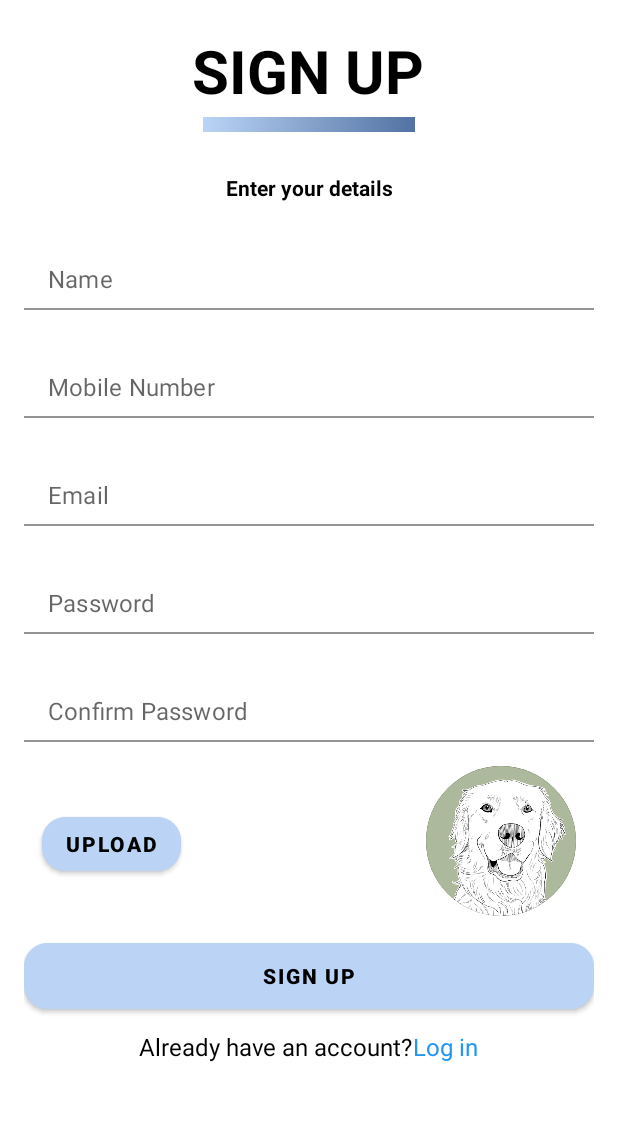
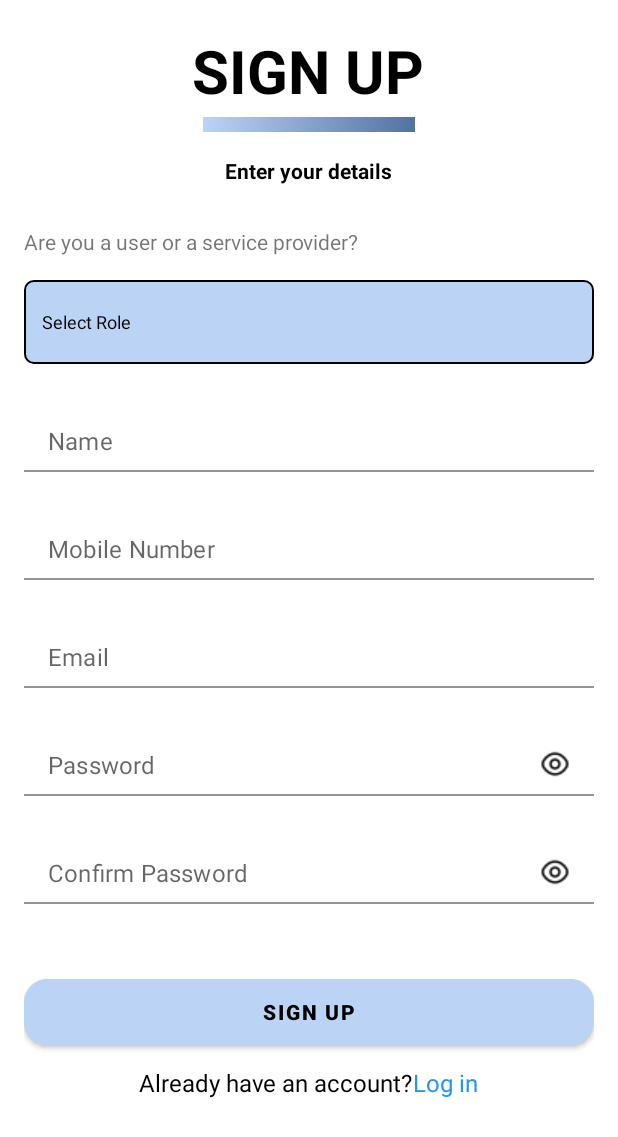
Before and after one commit to Paw-Fins/PawsAndFins, an Android app: the screen it shows after launch (MainActivity), after a tap on "Sign Up", on a phone screen of 412 x 824 dp. Shown: the top 1137 px of the screen. Run offline under Robolectric (Android 15) with nearby library versions, the phone set to English and light mode, and no system bars; our stand-ins replace Firebase (no records; nobody signed in at launch, a user with empty details on screens opened directly); pictures from the network do not load; 2 other taps on this screen came first.

Commit message:
Image upload seperated

```diff
--- a/app/src/main/res/layout/fragment_signup_screen.xml
+++ b/app/src/main/res/layout/fragment_signup_screen.xml
@@ -34,22 +34,50 @@
         app:layout_constraintTop_toBottomOf="@id/sign_in_title" />
 
     <!-- Description Text -->
+
+    <!-- Name TextField -->
+
     <TextView
         android:id="@+id/description"
         android:layout_width="wrap_content"
         android:layout_height="wrap_content"
-        android:layout_marginTop="27dp"
-        android:layout_marginBottom="16dp"
+        android:layout_marginTop="16dp"
         android:text="Enter your details"
         android:textColor="?attr/colorOnBackground"
         android:textStyle="bold"
-        app:layout_constraintBottom_toTopOf="@+id/name_input_layout"
         app:layout_constraintEnd_toEndOf="parent"
-        app:layout_constraintHorizontal_bias="0.501"
+        app:layout_constraintHorizontal_bias="0.498"
         app:layout_constraintStart_toStartOf="parent"
         app:layout_constraintTop_toBottomOf="@id/gradient_view" />
 
-    <!-- Name TextField -->
+    <TextView
+        android:id="@+id/textView"
+        android:layout_width="wrap_content"
+        android:layout_height="wrap_content"
+        android:layout_marginTop="28dp"
+        android:text="Are you a user or a service provider?"
+        app:layout_constraintEnd_toEndOf="parent"
+        app:layout_constraintHorizontal_bias="0.0"
+        app:layout_constraintStart_toStartOf="parent"
+        app:layout_constraintTop_toBottomOf="@+id/description" />
+
+    <Spinner
+            android:id="@+id/role_spinner"
+            android:layout_width="match_parent"
+            android:layout_height="wrap_content"
+            android:layout_marginTop="16dp"
+            android:layout_marginBottom="16dp"
+            android:background="@drawable/rounded_spinner_background"
+        android:textColor="#000000"
+            android:layout_alignParentStart="true"
+            android:dropDownVerticalOffset="65dp"
+            android:paddingVertical="4dp"
+            android:paddingHorizontal="4dp"
+        app:layout_constraintBottom_toTopOf="@+id/name_input_layout"
+        app:layout_constraintTop_toBottomOf="@+id/textView"
+        tools:layout_editor_absoluteX="16dp" />
+
+
     <com.google.android.material.textfield.TextInputLayout
         android:id="@+id/name_input_layout"
         android:layout_width="match_parent"
@@ -58,7 +86,8 @@
         app:boxBackgroundColor="@android:color/transparent"
         app:boxStrokeColor="@android:color/transparent"
         app:hintEnabled="false"
-        app:layout_constraintTop_toBottomOf="@id/description">
+        app:layout_constraintTop_toBottomOf="@+id/role_spinner"
+        tools:layout_editor_absoluteX="16dp">
 
         <com.google.android.material.textfield.TextInputEditText
             android:id="@+id/name_input"
@@ -89,6 +118,7 @@
             android:hint="Mobile Number"
             android:inputType="phone"
             android:textColor="?attr/colorOnBackground" />
+
     </com.google.android.material.textfield.TextInputLayout>
 
     <!-- Email TextField -->
@@ -130,7 +160,9 @@
             android:background="@android:color/transparent"
             android:hint="Password"
             android:inputType="textPassword"
+            android:drawableEnd="@drawable/open_eye"
             android:textColor="?attr/colorOnBackground" />
+
     </com.google.android.material.textfield.TextInputLayout>
 
     <!-- Confirm Password TextField -->
@@ -150,6 +182,7 @@
             android:layout_height="wrap_content"
             android:background="@android:color/transparent"
             android:hint="Confirm Password"
+            android:drawableEnd="@drawable/open_eye"
             android:inputType="textPassword"
             android:textColor="?attr/colorOnBackground" />
     </com.google.android.material.textfield.TextInputLayout>
@@ -162,39 +195,11 @@
 
     <!-- Sign Up Row -->
 
-    <Button
-        android:id="@+id/upload_image_button"
-        android:layout_width="wrap_content"
-        android:layout_height="wrap_content"
-        android:layout_marginStart="12dp"
-        android:layout_marginTop="44dp"
-        android:backgroundTint="?attr/buttonColor"
-        android:text="Upload"
-        android:textColor="?attr/colorOnBackground"
-        android:textStyle="bold"
-        app:cornerRadius="16dp"
-        app:layout_constraintStart_toStartOf="parent"
-        app:layout_constraintTop_toBottomOf="@id/confirm_password_input_layout" />
-
-    <ImageView
-        android:id="@+id/image_preview"
-        android:layout_width="100dp"
-        android:layout_height="100dp"
-        android:layout_marginTop="16dp"
-        android:layout_marginEnd="12dp"
-        android:src="@drawable/demo"
-        android:layout_centerInParent="true"
-        android:scaleType="centerCrop"
-        android:clipToOutline="true"
-        android:background="@drawable/circle_background"
-        app:layout_constraintEnd_toEndOf="parent"
-        app:layout_constraintTop_toBottomOf="@id/confirm_password_input_layout" />
-
     <com.google.android.material.button.MaterialButton
         android:id="@+id/sign_up_button"
         android:layout_width="match_parent"
         android:layout_height="56dp"
-        android:layout_marginTop="36dp"
+        android:layout_marginTop="44dp"
         android:backgroundTint="?attr/buttonColor"
         android:text="Sign up"
         android:textColor="?attr/colorOnBackground"
@@ -203,7 +208,7 @@
         app:layout_constraintEnd_toEndOf="parent"
         app:layout_constraintHorizontal_bias="0.0"
         app:layout_constraintStart_toStartOf="parent"
-        app:layout_constraintTop_toBottomOf="@id/upload_image_button" />
+        app:layout_constraintTop_toBottomOf="@+id/confirm_password_input_layout" />
 
     <LinearLayout
         android:id="@+id/sign_up_row"
--- a/app/src/main/res/navigation/my_map.xml
+++ b/app/src/main/res/navigation/my_map.xml
@@ -64,5 +64,10 @@
         android:name="com.example.myapp.product"
         android:label="fragment_product"
         tools:layout="@layout/fragment_product" />
+    <fragment
+        android:id="@+id/image_upload"
+        android:name="com.example.myapp.image_upload"
+        android:label="fragment_image_upload"
+        tools:layout="@layout/fragment_image_upload" />
 
 </navigation>
```
Also changed, not shown: app/src/main/java/com/example/myapp/image_upload.kt (added, +206 -0 lines), app/src/main/java/com/example/myapp/signup_screen.kt (+63 -133 lines), app/src/main/res/drawable/button_background.xml (added, +9 -0 lines), app/src/main/res/layout/fragment_image_upload.xml (added, +52 -0 lines), app/src/main/res/drawable/cross_open_eye.png (added), app/src/main/res/drawable/open_eye.png (added).
